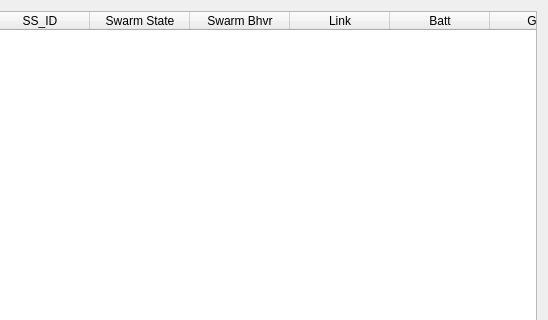
First picture: the form in SwarmCommander/modules/sc_qt_gui/dashboardDialog.ui, repository jaymonty/swarmcommander, before the edit; both pictures show x 222 to 770 and y 0 to 320 of the 770 by 730 pixel window.
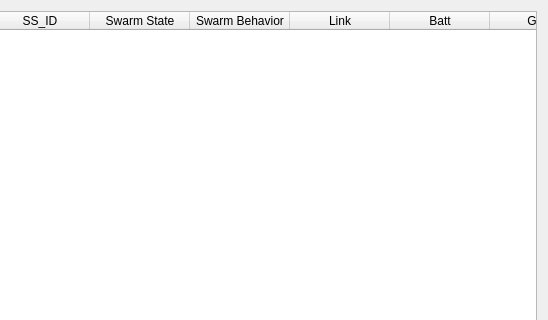
Second picture: the form after the edit.

Commit message:
qt_gui: Added functionality for an independent transit swarm behavior
When initiated, all UAVs will transit to the specified geographic location,
but they will do so independently (each will just go directly there).

Diff of the .ui file:
```diff
--- a/SwarmCommander/modules/sc_qt_gui/dashboardDialog.ui
+++ b/SwarmCommander/modules/sc_qt_gui/dashboardDialog.ui
@@ -55,7 +55,7 @@
        </column>
        <column>
         <property name="text">
-         <string>Swarm Bhvr</string>
+         <string>Swarm Behavior</string>
         </property>
        </column>
        <column>
```
Left out of the diff: 9 changed lines with no effect on the pictures. The commit also changes 6 other files.
